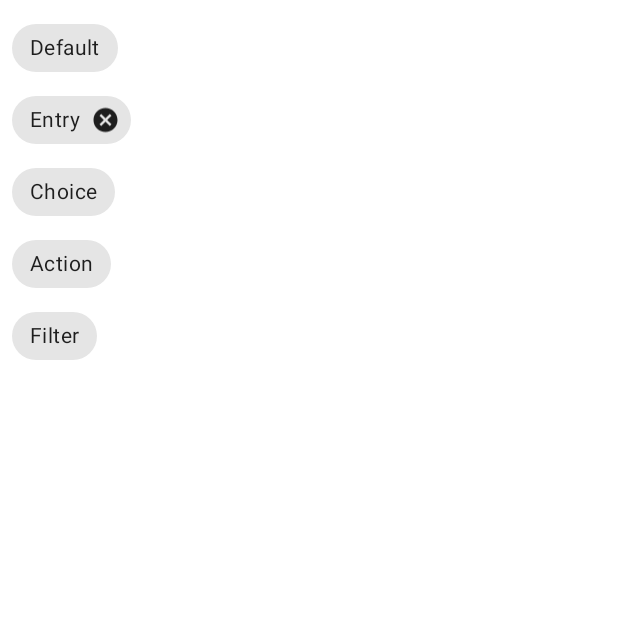
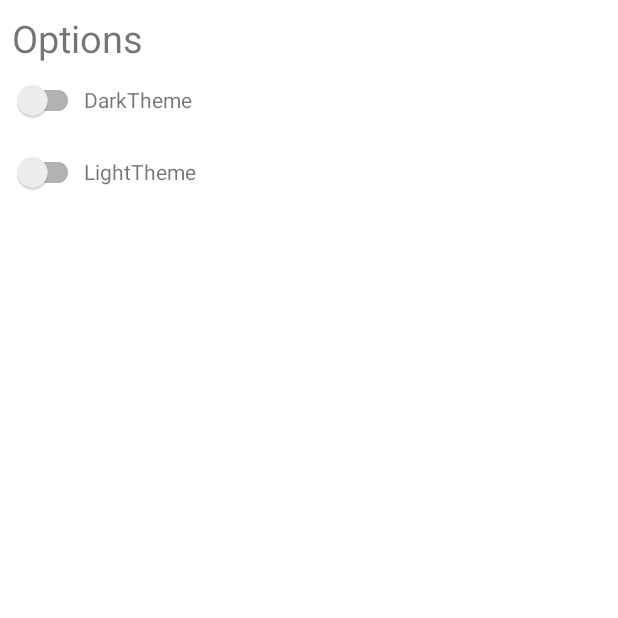
Before and after one commit to NikitaRybakov21/MaterialDesign, an Android app: the fragment OptionsFragment placed in its activity, on a phone screen of 412 x 824 dp, the top half of it. Run offline under Robolectric (Android 15) with nearby library versions, the phone set to English and light mode, and no system bars; pictures from the network do not load.

Commit message:
/---DZ-2----MaterialDesign--/

```diff
--- a/app/src/main/AndroidManifest.xml
+++ b/app/src/main/AndroidManifest.xml
@@ -10,7 +10,7 @@
         android:label="@string/app_name"
         android:roundIcon="@mipmap/ic_launcher_round"
         android:supportsRtl="true"
-        android:theme="@style/Theme.MaterialDesign">
+        android:theme="@style/ThemeLight">
         <activity
             android:name=".main.MainActivity"
             android:exported="true">
--- a/app/src/main/java/com/example/materialdesign/fragment/ChipFragment.kt
+++ b/app/src/main/java/com/example/materialdesign/fragment/OptionsFragment.kt
@@ -5,11 +5,11 @@ import android.view.LayoutInflater
 import android.view.View
 import android.view.ViewGroup
 import androidx.fragment.app.Fragment
-import com.example.materialdesign.databinding.FragmentChipsBinding
+import com.example.materialdesign.databinding.FragmentOptionsBinding
 
-class ChipFragment : Fragment() {
-    private var _binding: FragmentChipsBinding? = null
-    private val binding: FragmentChipsBinding get() = _binding!!
+class OptionsFragment : Fragment() {
+    private var _binding: FragmentOptionsBinding? = null
+    private val binding: FragmentOptionsBinding get() = _binding!!
 
     override fun onDestroy() {
         super.onDestroy()
@@ -17,7 +17,7 @@ class ChipFragment : Fragment() {
     }
 
     override fun onCreateView(inflater: LayoutInflater, container: ViewGroup?, savedInstanceState: Bundle?): View {
-        _binding = FragmentChipsBinding.inflate(inflater, container, false)
+        _binding = FragmentOptionsBinding.inflate(inflater, container, false)
         return binding.root
     }
 
@@ -27,6 +27,6 @@ class ChipFragment : Fragment() {
 
     companion object {
         @JvmStatic
-        fun newInstance() = ChipFragment()
+        fun newInstance() = OptionsFragment()
     }
 }
--- a/app/src/main/java/com/example/materialdesign/fragment/PictureFragment.kt
+++ b/app/src/main/java/com/example/materialdesign/fragment/PictureFragment.kt
@@ -1,12 +1,16 @@
 package com.example.materialdesign.fragment
 
+import android.annotation.SuppressLint
 import android.content.Intent
+import android.icu.text.SimpleDateFormat
 import android.net.Uri
+import android.os.Build
 import android.os.Bundle
 import android.view.LayoutInflater
 import android.view.View
 import android.view.ViewGroup
 import android.widget.Toast
+import androidx.annotation.RequiresApi
 import androidx.fragment.app.Fragment
 import androidx.lifecycle.Observer
 import androidx.lifecycle.ViewModelProvider
@@ -16,6 +20,7 @@ import com.example.materialdesign.databinding.FragmentMainBinding
 import com.example.materialdesign.viewModel.AppState
 import com.example.materialdesign.viewModel.PictureViewModel
 import com.google.android.material.bottomsheet.BottomSheetBehavior
+import java.util.*
 
 class PictureFragment : Fragment() {
     private var _binding: FragmentMainBinding? = null
@@ -35,6 +40,7 @@ class PictureFragment : Fragment() {
         return binding.root
     }
 
+    @RequiresApi(Build.VERSION_CODES.N)
     override fun onViewCreated(view: View, savedInstanceState: Bundle?) {
         super.onViewCreated(view, savedInstanceState)
         viewModel.getData().observe(viewLifecycleOwner, Observer { it -> renderData(it) })
@@ -43,6 +49,41 @@ class PictureFragment : Fragment() {
         searchWiki()
         bottomAppBar()
         bottomSheet()
+        chipPicture()
+    }
+
+    @RequiresApi(Build.VERSION_CODES.N)
+    @SuppressLint("SimpleDateFormat")
+    private fun chipPicture() = with(binding){
+
+        val c = Calendar.getInstance()
+
+        val year = Integer.parseInt(SimpleDateFormat("yyyy").format(c.time))
+        val moth = Integer.parseInt(SimpleDateFormat("MM"  ).format(c.time))
+        val day  = Integer.parseInt(SimpleDateFormat("dd"  ).format(c.time))
+
+        chipGroup.check(R.id.chipToday)
+
+        chipToday.setOnClickListener {
+            chipGroup.clearCheck()
+            chipGroup.check(R.id.chipToday)
+
+            viewModel.getPODFromServer("$year-$moth-$day")
+        }
+
+        chipYesterday.setOnClickListener {
+            chipGroup.clearCheck()
+            chipGroup.check(R.id.chipYesterday)
+
+            viewModel.getPODFromServer("$year-$moth-${day - 1}")
+        }
+
+        chipDayBeforeYesterday.setOnClickListener {
+            chipGroup.clearCheck()
+            chipGroup.check(R.id.chipDayBeforeYesterday)
+
+            viewModel.getPODFromServer("$year-$moth-${day - 2}")
+        }
     }
 
     private fun bottomSheet() {
@@ -74,7 +115,7 @@ class PictureFragment : Fragment() {
             if (item.itemId == R.id.app_bar_settings) {
                 requireActivity().supportFragmentManager
                   .beginTransaction()
-                  .replace(R.id.container,ChipFragment.newInstance())
+                  .replace(R.id.container,OptionsFragment.newInstance())
                   .addToBackStack("stack1")
                   .commit()
             }
@@ -93,7 +134,7 @@ class PictureFragment : Fragment() {
 
     private fun renderData(state: AppState) {
         when (state) {
-            is AppState.Error ->   {  binding.imageView.load(R.drawable.ic_load_error_vector) }
+            is AppState.Error   -> {  binding.imageView.load(R.drawable.ic_load_error_vector) }
             is AppState.Loading -> {  binding.imageView.load(R.drawable.ic_no_photo_vector)   }
             is AppState.Success -> {
                 val responseData = state.responseData
--- a/app/src/main/java/com/example/materialdesign/repository/RetrofitInterface.kt
+++ b/app/src/main/java/com/example/materialdesign/repository/RetrofitInterface.kt
@@ -3,8 +3,14 @@ package com.example.materialdesign.repository
 import retrofit2.Call
 import retrofit2.http.GET
 import retrofit2.http.Query
+import java.util.*
 
 interface RetrofitInterface {
     @GET("planetary/apod")
-    fun getPictureOfTheDay(@Query("api_key") apiKey : String): Call<ResponseData>
+    fun getPictureOfTheDay( @Query("api_key") apiKey : String): Call<ResponseData>
+
+    @GET("planetary/apod")
+    fun getPictureOfTheYesterday( @Query("date") dataTime : String, @Query("api_key") apiKey : String): Call<ResponseData>
+
+
 }
--- a/app/src/main/res/layout/bottom_sheet_layout.xml
+++ b/app/src/main/res/layout/bottom_sheet_layout.xml
@@ -6,7 +6,7 @@
     android:id="@+id/bottom_sheet_container"
     android:layout_width="match_parent"
     android:layout_height="match_parent"
-    android:background="#f6f6fa"
+    android:background="@color/white"
     app:behavior_hideable="true"
     app:behavior_peekHeight="120dp"
     app:layout_behavior="com.google.android.material.bottomsheet.BottomSheetBehavior">
@@ -28,7 +28,7 @@
         android:layout_marginTop="5dp"
         android:paddingStart="10dp"
         android:paddingEnd="10dp"
-        android:textColor="#000"
+        android:textColor="@color/black"
         android:textStyle="bold"
         android:text="@string/descriptions"
         app:layout_constraintEnd_toEndOf="parent"
@@ -36,6 +36,7 @@
         app:layout_constraintTop_toBottomOf="@+id/bottom_sheet_line" />
 
     <TextView
+        android:fontFamily="@font/rany"
         android:id="@+id/bottom_sheet_description"
         android:layout_width="wrap_content"
         android:layout_height="wrap_content"
--- a/app/src/main/res/layout/fragment_chips.xml
+++ /dev/null
@@ -1,37 +0,0 @@
-<LinearLayout xmlns:android="http://schemas.android.com/apk/res/android"
-    xmlns:app="http://schemas.android.com/apk/res-auto"
-    android:layout_width="match_parent"
-    android:layout_height="match_parent"
-    android:orientation="vertical"
-    android:padding="8dp">
-
-        <com.google.android.material.chip.Chip
-            android:layout_width="wrap_content"
-            android:layout_height="wrap_content"
-            android:text="Default" />
-
-        <com.google.android.material.chip.Chip
-            android:id="@+id/chipForDelete"
-            style="@style/Widget.MaterialComponents.Chip.Entry"
-            android:layout_width="wrap_content"
-            android:layout_height="wrap_content"
-            android:text="Entry" />
-
-        <com.google.android.material.chip.Chip
-            style="@style/Widget.MaterialComponents.Chip.Choice"
-            android:layout_width="wrap_content"
-            android:layout_height="wrap_content"
-            android:text="Choice" />
-
-        <com.google.android.material.chip.Chip
-            style="@style/Widget.MaterialComponents.Chip.Action"
-            android:layout_width="wrap_content"
-            android:layout_height="wrap_content"
-            android:text="Action" />
-
-        <com.google.android.material.chip.Chip
-            style="@style/Widget.MaterialComponents.Chip.Filter"
-            android:layout_width="wrap_content"
-            android:layout_height="wrap_content"
-            android:text="Filter" />
-</LinearLayout>
--- /dev/null
+++ b/app/src/main/res/layout/fragment_options.xml
@@ -0,0 +1,46 @@
+<LinearLayout xmlns:android="http://schemas.android.com/apk/res/android"
+    android:layout_width="match_parent"
+    android:layout_height="match_parent"
+    android:background="@color/white"
+    android:orientation="vertical"
+    android:padding="8dp">
+
+    <TextView
+        android:layout_width="wrap_content"
+        android:layout_height="wrap_content"
+        android:text="@string/options"
+        android:textSize="25sp" />
+
+    <LinearLayout
+        android:layout_width="wrap_content"
+        android:layout_height="wrap_content"
+        android:orientation="horizontal">
+
+        <androidx.appcompat.widget.SwitchCompat
+            android:id="@+id/switchDark"
+            android:layout_width="wrap_content"
+            android:layout_height="wrap_content" />
+
+        <TextView
+            android:layout_width="wrap_content"
+            android:layout_height="wrap_content"
+            android:text="@string/dark_theme" />
+    </LinearLayout>
+
+    <LinearLayout
+        android:layout_width="wrap_content"
+        android:layout_height="wrap_content"
+        android:orientation="horizontal">
+
+        <androidx.appcompat.widget.SwitchCompat
+            android:id="@+id/switchLight"
+            android:layout_width="wrap_content"
+            android:layout_height="wrap_content" />
+
+        <TextView
+            android:layout_width="wrap_content"
+            android:layout_height="wrap_content"
+            android:text="@string/light_theme" />
+    </LinearLayout>
+
+</LinearLayout>
--- /dev/null
+++ b/app/src/main/res/values/ThemeLight.xml
@@ -0,0 +1,6 @@
+<?xml version="1.0" encoding="utf-8"?>
+<resources>
+    <style name="ThemeLight" parent="Theme.MaterialDesign">
+
+    </style>
+</resources>
--- a/app/src/main/res/values/strings.xml
+++ b/app/src/main/res/values/strings.xml
@@ -10,4 +10,10 @@
 
     <string name="hello_blank_fragment">Hello blank fragment</string>
     <string name="descriptions">Descriptions</string>
+    <string name="today">today</string>
+    <string name="yesterday">Yesterday</string>
+    <string name="before_yesterday">BeforeYesterday</string>
+    <string name="options">Options</string>
+    <string name="dark_theme">DarkTheme</string>
+    <string name="light_theme">LightTheme</string>
 </resources>
```
Also changed, not shown: app/src/main/java/com/example/materialdesign/viewModel/PictureViewModel.kt (+7 -0 lines), app/src/main/res/layout/fragment_main.xml (+36 -1 lines), app/src/main/res/values/ThemeDark.xml (added, +7 -0 lines), app/src/main/res/values/style.xml (added, +12 -0 lines), app/src/main/res/font/rany.otf (added).
